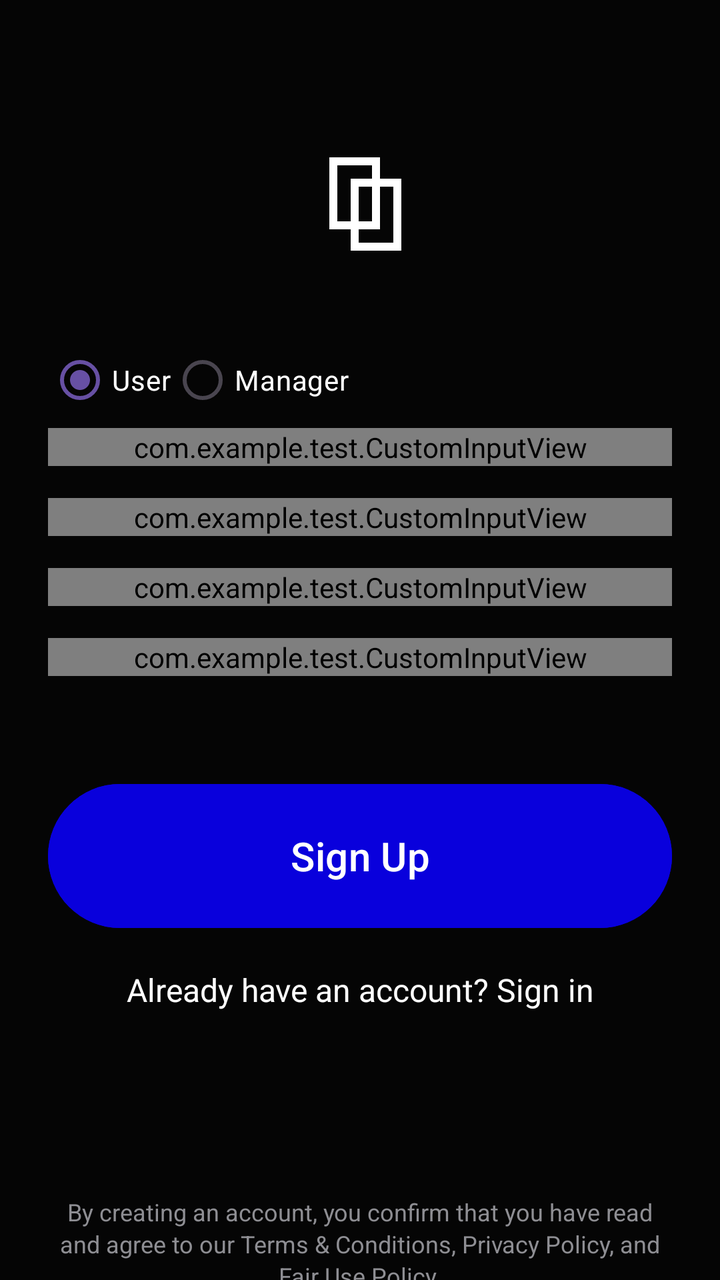
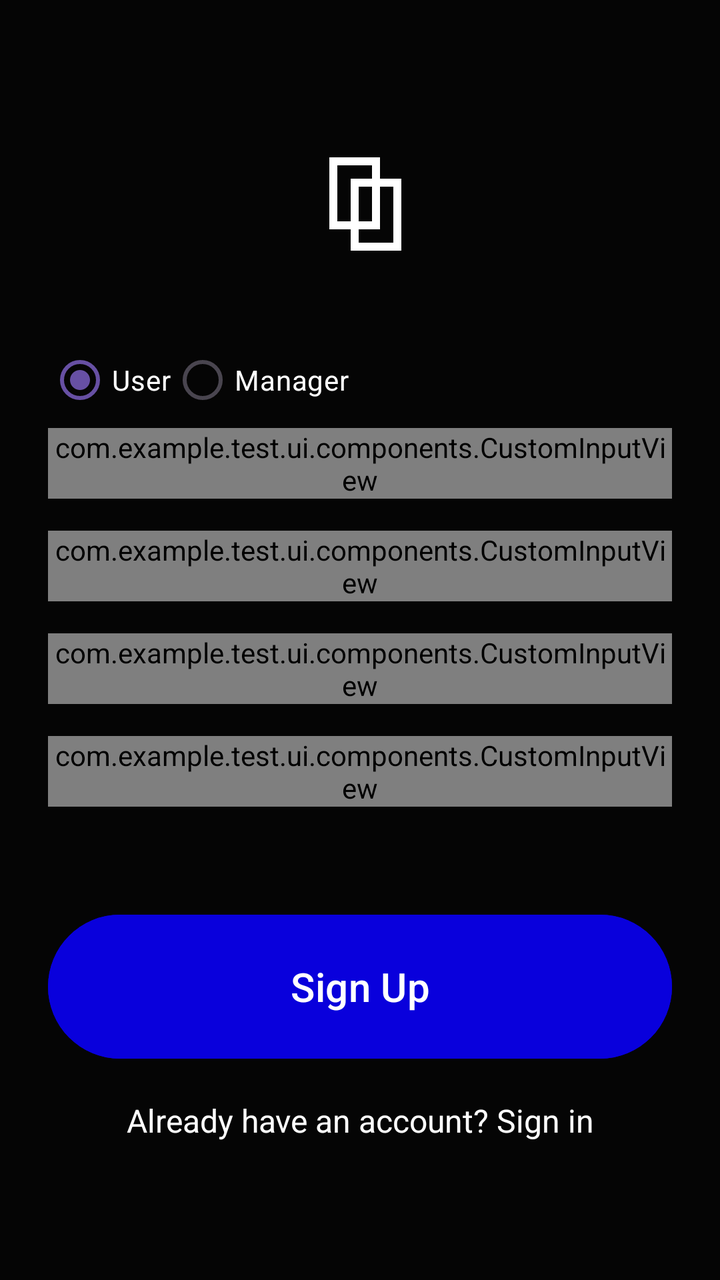

Two renders of the same Android screen: before a commit and after it. Below are the layout's source before the change and the commit's diff.
<!-- AndroidManifest.xml: application theme Theme.Test -->
<!-- res/layout/activity_sign_up.xml -->
<?xml version="1.0" encoding="utf-8"?>
<androidx.core.widget.NestedScrollView
    xmlns:android="http://schemas.android.com/apk/res/android"
    xmlns:app="http://schemas.android.com/apk/res-auto"
    xmlns:tools="http://schemas.android.com/tools"
    android:layout_width="match_parent"
    android:background="@color/app_black"
    android:layout_height="match_parent">

<LinearLayout
    android:layout_width="match_parent"
    android:layout_height="match_parent"
    android:orientation="vertical"
    android:paddingHorizontal="24dp">

    
    <LinearLayout
        android:id="@+id/tvLogoText"
        android:layout_width="wrap_content"
        android:layout_height="wrap_content"
        android:orientation="horizontal"
        android:layout_gravity="center_horizontal"
        android:layout_marginTop="70dp">

        <ImageView
            android:id="@+id/ivLogo"
            android:layout_width="64dp"
            android:layout_height="64dp"
            android:src="@drawable/ic_logo_mark"
            android:layout_gravity="center_horizontal"
            app:tint="#FFFFFF"/>


        <TextView
            android:id="@+id/tvLogoName"
            android:layout_width="wrap_content"
            android:layout_height="wrap_content"
            android:lineSpacingMultiplier="0.9"
            android:textColor="#FFFFFF"
            android:textSize="26sp"
            android:fontFamily="sans-serif-medium"/>

    </LinearLayout>

    <RadioGroup
        android:id="@+id/roleGroup"
        android:layout_width="match_parent"
        android:layout_height="wrap_content"
        android:orientation="horizontal"
        android:layout_marginTop="32dp">
        <RadioButton
            android:id="@+id/rbUser"
            android:layout_width="wrap_content"
            android:layout_height="wrap_content"
            android:text="User"
            android:textColor="@color/white"
            android:checked="true"/>
        <RadioButton
            android:id="@+id/rbManager"
            android:layout_width="wrap_content"
            android:layout_height="wrap_content"
            android:text="Manager"
            android:textColor="@color/white"/>
    </RadioGroup>

    
    <com.example.test.CustomInputView
        android:id="@+id/nameInput"
        android:layout_width="match_parent"
        android:layout_height="wrap_content"
        />
    
    <com.example.test.CustomInputView
        android:id="@+id/emailInput"
        android:layout_width="match_parent"
        android:layout_height="wrap_content"
        android:layout_marginTop="16dp"/>
    
    <com.example.test.CustomInputView
        android:id="@+id/passwordInput"
        android:layout_width="match_parent"
        android:layout_height="wrap_content"
        android:layout_marginTop="16dp"/>
    <com.example.test.CustomInputView
        android:id="@+id/confirmPasswordInput"
        android:layout_width="match_parent"
        android:layout_height="wrap_content"
        android:layout_marginTop="16dp"/>
    <com.example.test.CustomInputView
        android:id="@+id/companyCodeInput"
        android:layout_width="match_parent"
        android:layout_height="wrap_content"
        android:layout_marginTop="16dp"
        android:visibility="gone"/>
    
    <com.google.android.material.button.MaterialButton
        android:id="@+id/btnContinue"
        android:layout_width="match_parent"
        android:layout_height="@dimen/height_button"
        android:layout_marginBottom="16dp"
        android:layout_marginTop="50dp"
        android:backgroundTint="@color/color_main_button"
        android:fontFamily="sans-serif-medium"
        android:text="@string/sign_up"
        android:textAllCaps="false"
        android:textColor="@color/white"
        android:textSize="20sp"
        app:cornerRadius="100dp" />

    <TextView
        android:id="@+id/toSignIn"
        android:layout_width="match_parent"
        android:layout_height="wrap_content"
        android:layout_marginBottom="32dp"
        android:gravity="center"
        android:lineSpacingExtra="2dp"
        android:text="@string/toSignIn_text"
        android:textColor="@color/white"
        android:textSize="@dimen/text_size_normal"
        android:clickable="true"
        android:focusable="true"/>

    
    <TextView
        android:id="@+id/tvTerms"
        android:layout_width="match_parent"
        android:layout_height="wrap_content"
        android:layout_marginTop="60dp"
        android:layout_marginBottom="32dp"
        android:gravity="center"
        android:lineSpacingExtra="2dp"
        android:text="@string/sign_up_bottom_text"
        android:textColor="@color/text_color_light"
        android:textSize="12sp"/>

</LinearLayout>
</androidx.core.widget.NestedScrollView>
<!-- resources referenced by this layout -->
<resources>
  <color name="app_black">#050505</color>
  <color name="color_main_button">#0900DC</color>
  <color name="text_color_light">#8E8E93</color>
  <color name="white">#FFFFFFFF</color>
  <dimen name="height_button">80dp</dimen>
  <dimen name="text_size_normal">16sp</dimen>
  <!-- drawable ic_logo_mark (drawable) -->
  <vector xmlns:android="http://schemas.android.com/apk/res/android"
      android:width="48dp"
      android:height="48dp"
      android:viewportWidth="48"
      android:viewportHeight="48">
      <path
          android:fillColor="#00000000"
          android:strokeColor="#FFFFFF"
          android:strokeWidth="3"
          android:pathData="M14,8 L30,8 L30,32 L14,32 Z"/>
      <path
          android:fillColor="#00000000"
          android:strokeColor="#FFFFFF"
          android:strokeWidth="3"
          android:pathData="M22,16 L38,16 L38,40 L22,40 Z"/>
  </vector>
  <string name="sign_up">Sign Up</string>
  <string name="sign_up_bottom_text">By creating an account, you confirm that you have read and agree to our Terms &amp; Conditions, Privacy Policy, and Fair Use Policy.</string>
  <string name="toSignIn_text">Already have an account? Sign in</string>
  <style name="Theme.Test" parent="Base.Theme.Test" />
  <style name="Base.Theme.Test" parent="Theme.Material3.DayNight.NoActionBar">
          
          
      </style>
</resources>

<!-- the commit's change to res/layout/activity_sign_up.xml (unified diff, before → after) -->
@@ -64,29 +64,29 @@
     </RadioGroup>
 
     
-    <com.example.test.CustomInputView
+    <com.example.test.ui.components.CustomInputView
         android:id="@+id/nameInput"
         android:layout_width="match_parent"
         android:layout_height="wrap_content"
         />
     
-    <com.example.test.CustomInputView
+    <com.example.test.ui.components.CustomInputView
         android:id="@+id/emailInput"
         android:layout_width="match_parent"
         android:layout_height="wrap_content"
         android:layout_marginTop="16dp"/>
     
-    <com.example.test.CustomInputView
+    <com.example.test.ui.components.CustomInputView
         android:id="@+id/passwordInput"
         android:layout_width="match_parent"
         android:layout_height="wrap_content"
         android:layout_marginTop="16dp"/>
-    <com.example.test.CustomInputView
+    <com.example.test.ui.components.CustomInputView
         android:id="@+id/confirmPasswordInput"
         android:layout_width="match_parent"
         android:layout_height="wrap_content"
         android:layout_marginTop="16dp"/>
-    <com.example.test.CustomInputView
+    <com.example.test.ui.components.CustomInputView
         android:id="@+id/companyCodeInput"
         android:layout_width="match_parent"
         android:layout_height="wrap_content"
